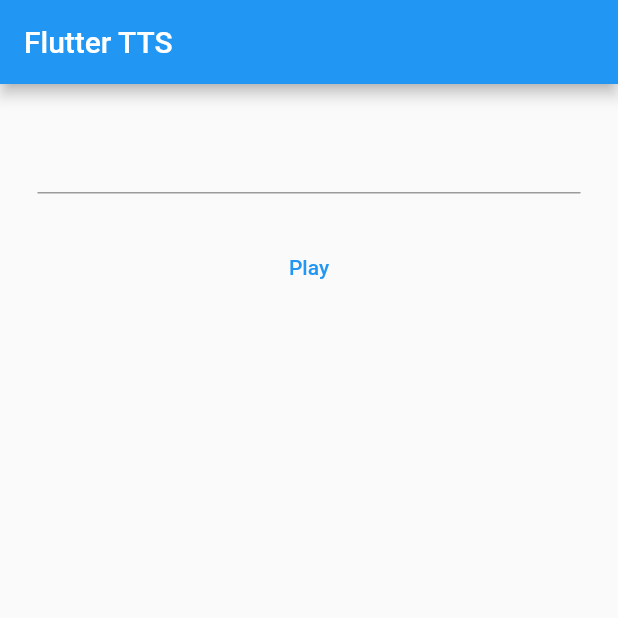
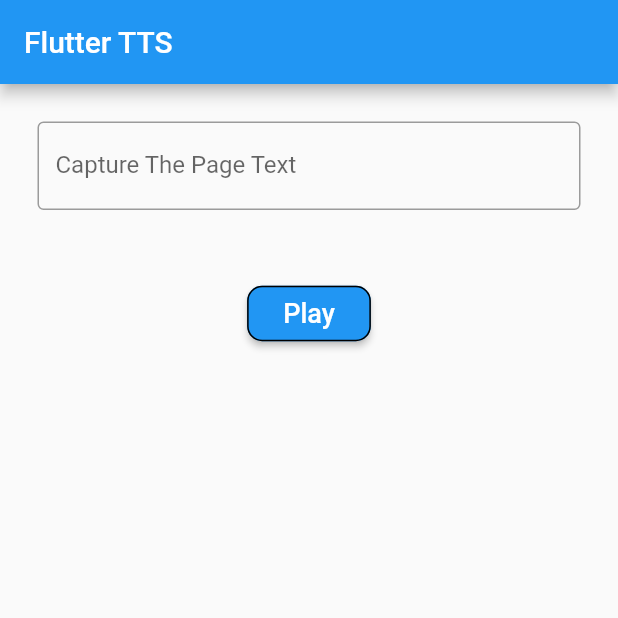
Before and after one commit to ThiroshMadhusha/flutter-english-tts-App, a Flutter app: the screen it shows after launch, on a phone screen of 412 x 824 dp, the top half of it. Run offline on Flutter 3.47's test engine with Material 2 defaults, Android fonts, the phone set to English and light mode, and no system bars; our stand-ins replace flutter_tts.

Commit message:
Add Text box and Add Button Design

```diff
--- a/text_to_speech/lib/main.dart
+++ b/text_to_speech/lib/main.dart
@@ -73,7 +73,9 @@
             )));
   }
 
-  Widget input() => Container(
+  // input TTS text field
+  Widget input() {
+    return Container(
       alignment: Alignment.topCenter,
       padding: const EdgeInsets.all(25.0),
       child: TextField(
@@ -82,17 +84,62 @@
             _tts = value;
           });
         },
+        decoration: const InputDecoration(
+          border: OutlineInputBorder(),
+          labelText: 'Capture The Page Text',
+        ),
+        maxLines: null, // Allows for multiline input
       ),
     );
+  }
+
+  // Widget input() => Container(
+  //       alignment: Alignment.topCenter,
+  //       padding: const EdgeInsets.all(25.0),
+  //       child: TextField(
+  //         onChanged: (String value) {
+  //           setState(() {
+  //             _tts = value;
+  //           });
+  //         },
+  //       ),
+  //     );
+
+
+  // *******************************************************
 
   // play and stop button
+
   Widget button() {
-    if (_ttsState == TtsState.stopped) {
-      return TextButton(onPressed: speak, child: const Text('Play'));
-    } else {
-      return TextButton(onPressed: stop, child: const Text('Stop'));
+  return Container(
+    margin: const EdgeInsets.symmetric(vertical: 20.0),
+    child: ElevatedButton(
+      onPressed: _ttsState == TtsState.stopped ? speak : stop,
+      style: ElevatedButton.styleFrom(
+        shape: RoundedRectangleBorder(
+          borderRadius: BorderRadius.circular(10.0),
+          side: const BorderSide(color: Colors.black),
+        ),
+      ),
+      child: Padding(
+        padding: const EdgeInsets.all(8.0),
+        child: Text(
+          _ttsState == TtsState.stopped ? 'Play' : 'Stop',
+          style: const TextStyle(fontSize: 18.0),
+        ),
+      ),
+    ),
+  );
 }
-  }
+
+
+  // Widget button() {
+  //   if (_ttsState == TtsState.stopped) {
+  //     return TextButton(onPressed: speak, child: const Text('Play'));
+  //   } else {
+  //     return TextButton(onPressed: stop, child: const Text('Stop'));
+  //   }
+  // }
 
   // speak function
   Future speak() async {
```
Lines whose indentation alone changed are shown as unchanged.
